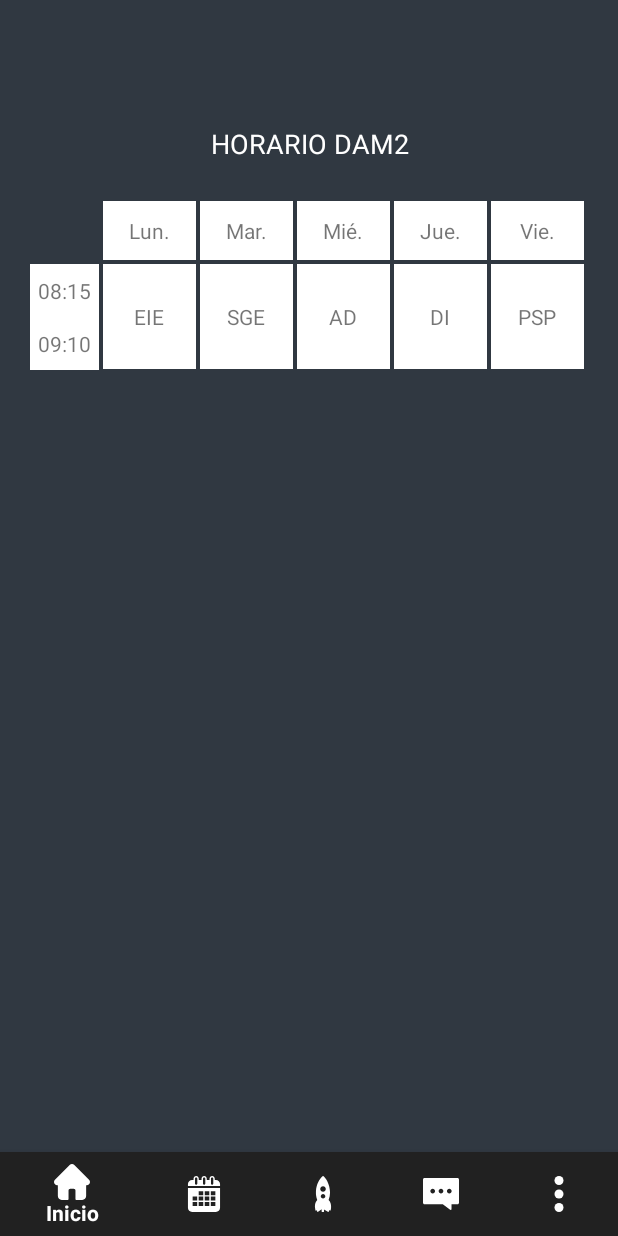
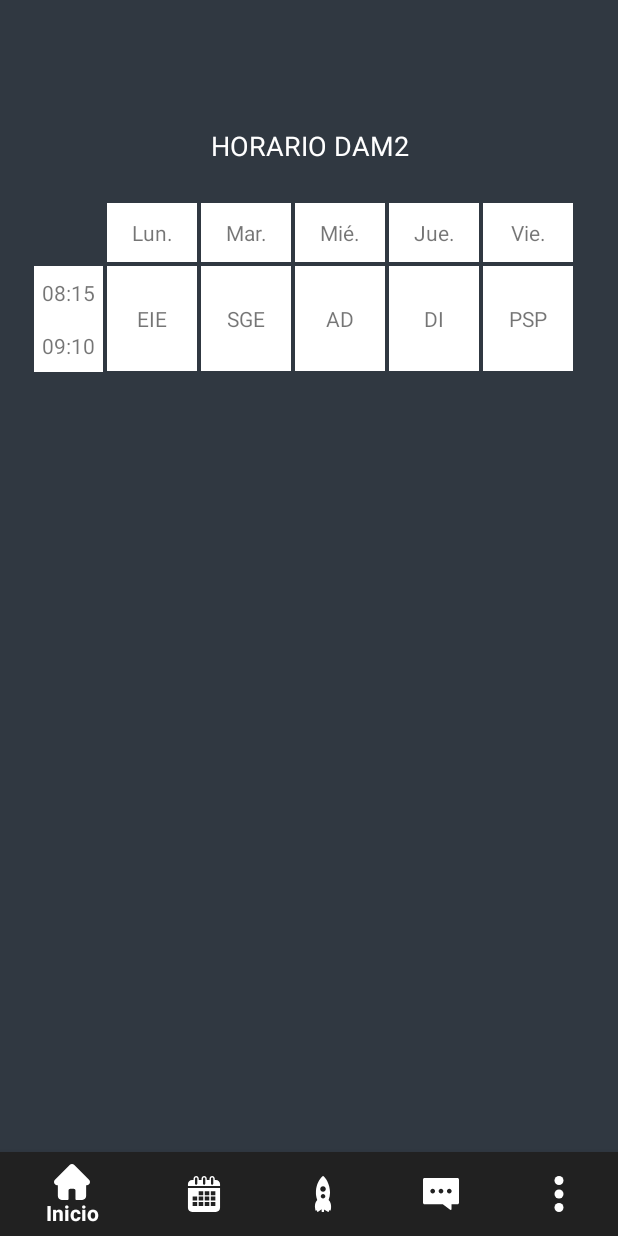
Before and after one commit to JoshDG37/Eduincu, an Android app: the screen it shows after launch once a user with an empty profile is signed in (Container), on a phone screen of 412 x 824 dp. Run offline under Robolectric (Android 15) with nearby library versions, the phone set to English and light mode, and no system bars; our stand-ins replace CircleImageView, Firebase (no records; nobody signed in at launch, a user with empty details on screens opened directly), Picasso; libraries missing offline, so code that uses them is left out: com.github.sundeepk.compactcalendarview, com.theartofdev.edmodo.

Commit message:
El home nena

```diff
--- a/app/src/main/res/layout/fragment_home.xml
+++ b/app/src/main/res/layout/fragment_home.xml
@@ -10,8 +10,8 @@
 
     <androidx.gridlayout.widget.GridLayout
         android:id="@+id/gridLayout"
-        android:layout_width="372dp"
-        android:layout_height="651dp"
+        android:layout_width="367dp"
+        android:layout_height="648dp"
         android:layout_margin="1dp"
         android:foregroundGravity="center"
         app:layout_constraintBottom_toBottomOf="parent"
@@ -57,7 +57,7 @@
             app:layout_row="2" />
 
         <TextView
-            android:layout_width="62dp"
+            android:layout_width="60dp"
             android:layout_height="wrap_content"
             android:layout_margin="1dp"
             android:background="#FFF"
@@ -68,7 +68,7 @@
             app:layout_row="1" />
 
         <TextView
-            android:layout_width="62dp"
+            android:layout_width="60dp"
             android:layout_height="70dp"
             android:layout_margin="1dp"
             android:background="#FFF"
@@ -80,7 +80,7 @@
             app:layout_rowSpan="2" />
 
         <TextView
-            android:layout_width="62dp"
+            android:layout_width="60dp"
             android:layout_height="70dp"
             android:layout_margin="1dp"
             android:background="#FFF"
@@ -92,7 +92,7 @@
             app:layout_rowSpan="2" />
 
         <TextView
-            android:layout_width="62dp"
+            android:layout_width="60dp"
             android:layout_height="70dp"
             android:layout_margin="1dp"
             android:background="#FFF"
@@ -104,7 +104,7 @@
             app:layout_rowSpan="2" />
 
         <TextView
-            android:layout_width="62dp"
+            android:layout_width="60dp"
             android:layout_height="70dp"
             android:layout_margin="1dp"
             android:background="#FFF"
@@ -116,7 +116,7 @@
             app:layout_rowSpan="2" />
 
         <TextView
-            android:layout_width="62dp"
+            android:layout_width="60dp"
             android:layout_height="70dp"
             android:layout_margin="1dp"
             android:background="#FFF"
@@ -128,7 +128,7 @@
             app:layout_rowSpan="2" />
 
         <TextView
-            android:layout_width="62dp"
+            android:layout_width="60dp"
             android:layout_height="wrap_content"
             android:layout_margin="1dp"
             android:background="#FFF"
@@ -139,7 +139,7 @@
             app:layout_row="1" />
 
         <TextView
-            android:layout_width="62dp"
+            android:layout_width="60dp"
             android:layout_height="wrap_content"
             android:layout_margin="1dp"
             android:background="#FFF"
@@ -150,7 +150,7 @@
             app:layout_row="1" />
 
         <TextView
-            android:layout_width="62dp"
+            android:layout_width="60dp"
             android:layout_height="wrap_content"
             android:layout_margin="1dp"
             android:background="#FFF"
@@ -161,7 +161,7 @@
             app:layout_row="1" />
 
         <TextView
-            android:layout_width="62dp"
+            android:layout_width="60dp"
             android:layout_height="wrap_content"
             android:layout_margin="1dp"
             android:background="#FFF"
```
